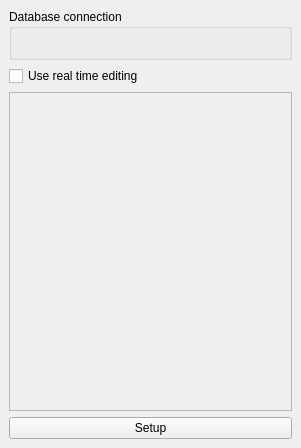
Qt form ProductionTools/FieldToolBox/field_toolbox.ui (dsgoficial/DsgTools) before a commit.
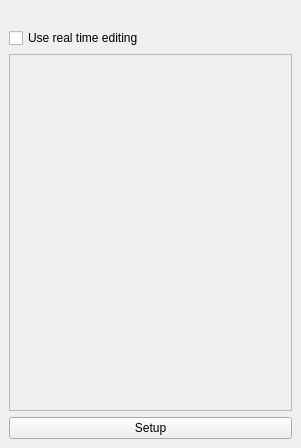
The same form after that commit. Custom widgets are drawn as their Qt base class.

Commit message: updates on connection widget

The edit to the form file:
```diff
--- a/ProductionTools/FieldToolBox/field_toolbox.ui
+++ b/ProductionTools/FieldToolBox/field_toolbox.ui
@@ -14,14 +14,11 @@
    <string>Reclassification Toolbox</string>
   </property>
   <widget class="QWidget" name="dockWidgetContents">
-   <layout class="QGridLayout" name="gridLayout_3">
-    <item row="0" column="0">
-     <widget class="QgsCollapsibleGroupBox" name="mGroupBox">
-      <property name="title">
-       <string>Database connection</string>
-      </property>
       <layout class="QGridLayout" name="gridLayout">
-       <item row="0" column="0">
+    <item row="0" column="0" colspan="2">
+     <widget class="ConnectionWidget" name="widget" native="true"/>
+    </item>
+    <item row="1" column="1">
         <spacer name="verticalSpacer">
          <property name="orientation">
           <enum>Qt::Vertical</enum>
@@ -32,18 +29,19 @@
          <property name="sizeHint" stdset="0">
           <size>
            <width>20</width>
-           <height>10</height>
+        <height>13</height>
           </size>
          </property>
         </spacer>
        </item>
-       <item row="1" column="0">
-        <widget class="ConnectionWidget" name="widget" native="true"/>
-       </item>
-      </layout>
+    <item row="2" column="0" colspan="2">
+     <widget class="QCheckBox" name="checkBox">
+      <property name="text">
+       <string>Use real time editing</string>
+      </property>
      </widget>
     </item>
-    <item row="2" column="0">
+    <item row="3" column="0" colspan="2">
      <widget class="QScrollArea" name="scrollArea">
       <property name="widgetResizable">
        <bool>true</bool>
@@ -53,38 +51,25 @@
         <rect>
          <x>0</x>
          <y>0</y>
-         <width>281</width>
-         <height>291</height>
+         <width>279</width>
+         <height>311</height>
         </rect>
        </property>
        <layout class="QGridLayout" name="gridLayout_2"/>
       </widget>
      </widget>
     </item>
-    <item row="3" column="0">
+    <item row="4" column="0" colspan="2">
      <widget class="QPushButton" name="setupButton">
       <property name="text">
        <string>Setup</string>
       </property>
      </widget>
     </item>
-    <item row="1" column="0">
-     <widget class="QCheckBox" name="checkBox">
-      <property name="text">
-       <string>Use real time editing</string>
-      </property>
-     </widget>
-    </item>
    </layout>
   </widget>
  </widget>
  <customwidgets>
-  <customwidget>
-   <class>QgsCollapsibleGroupBox</class>
-   <extends>QGroupBox</extends>
-   <header>qgis.gui</header>
-   <container>1</container>
-  </customwidget>
   <customwidget>
    <class>ConnectionWidget</class>
    <extends>QWidget</extends>
```
Lines whose indentation alone changed are shown as unchanged. The commit also changes 2 other files.
